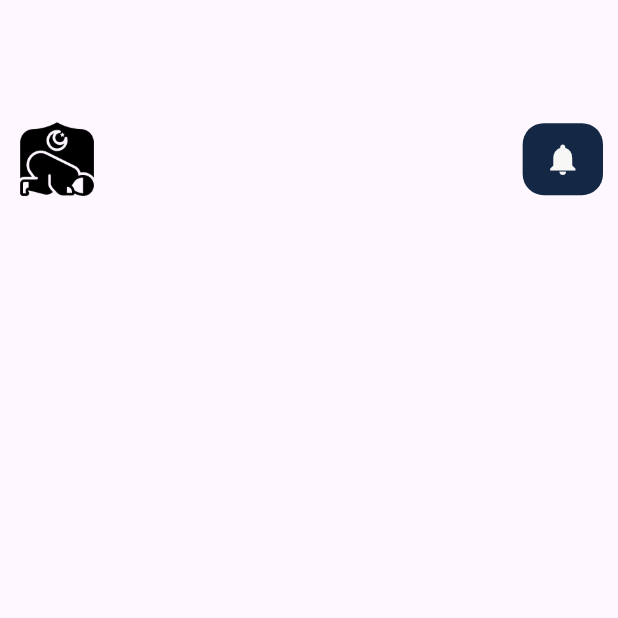
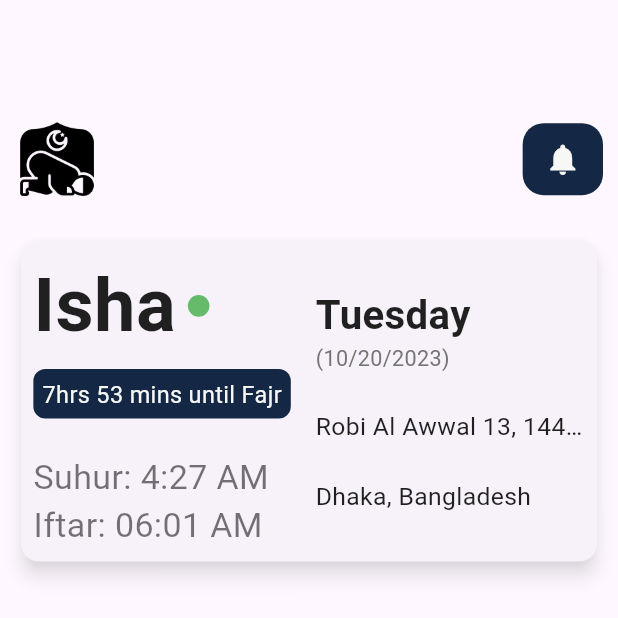
Before and after one commit to Sadman-123/Salat_Tracker, a Flutter app: the screen it shows after launch, on a phone screen of 412 x 824 dp, the top half of it. Run offline on Flutter 3.47's test engine with Material 3 defaults, Android fonts, the phone set to English and light mode, and no system bars; our stand-ins replace geolocator, get, permission_handler.

Commit message:
made card good

```diff
--- a/lib/screen/home.dart
+++ b/lib/screen/home.dart
@@ -1,5 +1,6 @@
 import 'package:flutter/material.dart';
 import 'package:salah_app/screen/home_components/appbar_part.dart';
+import 'package:salah_app/screen/home_components/prayer_card.dart';
 class Home extends StatelessWidget{
   @override
   Widget build(BuildContext context) {
@@ -11,7 +12,8 @@ class Home extends StatelessWidget{
         child: Column(
           children: [
             SizedBox(height: mdh*0.056,),
-            AppbarPart(mdw, mdh)
+            AppbarPart(mdw, mdh),
+            PrayerCard(mdw, mdh)
           ],
         ),
       ),
--- /dev/null
+++ b/lib/screen/home_components/prayer_card.dart
@@ -0,0 +1,135 @@
+import 'package:flutter/material.dart';
+Widget PrayerCard(double mdw, double mdh) {
+  return Card(
+    elevation: 5,
+    shape: RoundedRectangleBorder(
+      borderRadius: BorderRadius.circular(12),
+    ),
+    shadowColor: Colors.grey.withOpacity(0.4),
+    child: Padding(
+      padding: EdgeInsets.all(mdw * 0.02),
+      child: Container(
+        height: mdh * 0.24,
+        child: Row(
+          children: [
+            Column(
+              crossAxisAlignment: CrossAxisAlignment.start,
+              mainAxisAlignment: MainAxisAlignment.spaceBetween,
+              children: [
+                Row(
+                  children: [
+                    Text(
+                      "Isha",
+                      style: TextStyle(
+                        fontSize: mdw * 0.12,
+                        fontWeight: FontWeight.bold,
+                        color: Colors.black87,
+                        overflow: TextOverflow.ellipsis,
+                      ),
+                    ),
+                    SizedBox(width: 8),
+                    Container(
+                      width: mdw * 0.035,
+                      height: mdw * 0.035,
+                      decoration: BoxDecoration(
+                        shape: BoxShape.circle,
+                        color: Colors.green.shade400,
+                      ),
+                    ),
+                  ],
+                ),
+                Container(
+                  height: mdh * 0.04,
+                  padding: EdgeInsets.symmetric(horizontal: 6, vertical: 4),
+                  decoration: BoxDecoration(
+                    color: Color(0xFF142845),
+                    borderRadius: BorderRadius.circular(8),
+                  ),
+                  child: Center(
+                    child: Text(
+                      "7hrs 53 mins until Fajr",
+                      style: TextStyle(
+                        color: Color(0xFFf7f7f6),
+                        fontSize: mdw * 0.038,
+                        overflow: TextOverflow.ellipsis,
+                      ),
+                    ),
+                  ),
+                ),
+                SizedBox(height: mdh * 0.012),
+                Column(
+                  crossAxisAlignment: CrossAxisAlignment.start,
+                  children: [
+                    Text(
+                      "Suhur: 4:27 AM",
+                      style: TextStyle(
+                        fontSize: mdw * 0.055,
+                        color: Colors.black54,
+                      ),
+                    ),
+                    Text(
+                      "Iftar: 06:01 AM",
+                      style: TextStyle(
+                        fontSize: mdw * 0.055,
+                        color: Colors.black54,
+                      ),
+                    ),
+                  ],
+                ),
+              ],
+            ),
+            Expanded(
+              child: Container(
+                alignment: Alignment.topLeft,
+                padding: EdgeInsets.only(left: mdw * 0.04),
+                child: Column(
+                  crossAxisAlignment: CrossAxisAlignment.start,
+                  mainAxisAlignment: MainAxisAlignment.spaceEvenly,
+                  children: [
+                    Column(
+                      crossAxisAlignment: CrossAxisAlignment.start,
+                      children: [
+                        Text(
+                          "Tuesday",
+                          style: TextStyle(
+                            fontSize: mdw * 0.065,
+                            fontWeight: FontWeight.bold,
+                            color: Colors.black87,
+                          ),
+                        ),
+                        Text(
+                          "(10/20/2023)",
+                          style: TextStyle(
+                            fontSize: mdw * 0.035,
+                            color: Colors.grey[600],
+                          ),
+                        ),
+                      ],
+                    ),
+                    Text(
+                      "Robi Al Awwal 13, 1446 AH",
+                      style: TextStyle(
+                        fontSize: mdw * 0.04,
+                        color: Colors.black87,
+                      ),
+                      overflow: TextOverflow.ellipsis,
+                      maxLines: 1,
+                    ),
+                    Text(
+                      "Dhaka, Bangladesh",
+                      style: TextStyle(
+                        fontSize: mdw * 0.04,
+                        color: Colors.black87,
+                        overflow: TextOverflow.ellipsis,
+                      ),
+                    ),
+                  ],
+                ),
+              ),
+            ),
+          ],
+        ),
+      ),
+    ),
+  );
+}
```
